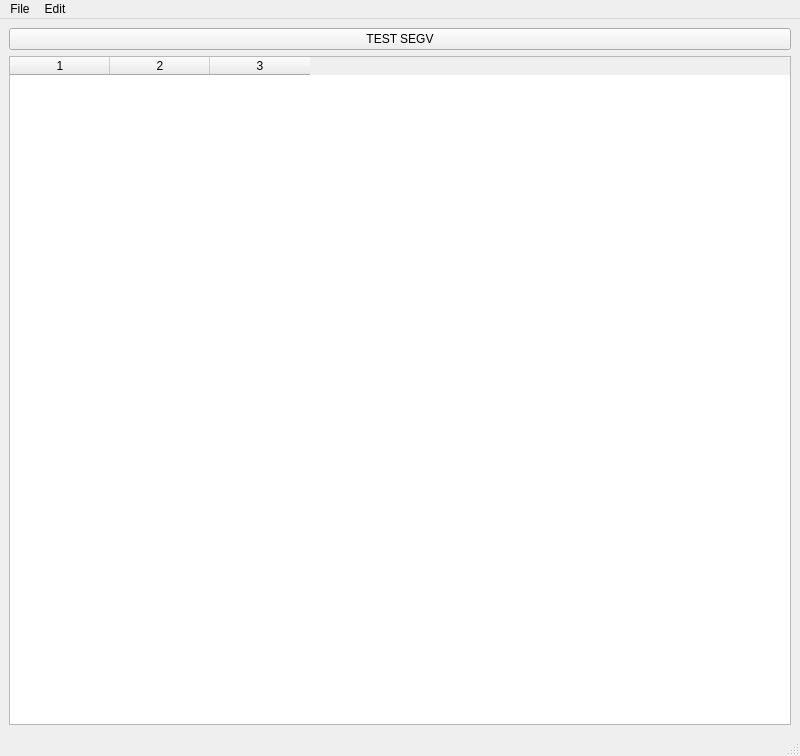
First picture: the form in ui/mainwindow.ui, repository AeroNotix/freepoint, before the edit.
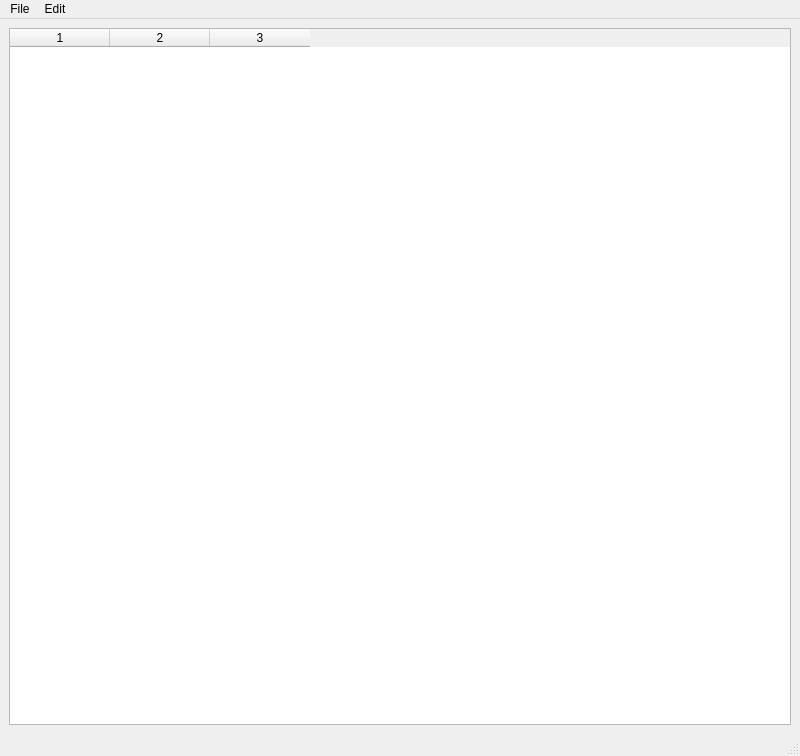
Second picture: the form after the edit. Icons and pictures are not drawn.

Commit message: Fixed segmentation fault due to uninitialized pointer during the construction of a QDialog window

Diff of the .ui file:
```diff
--- a/ui/mainwindow.ui
+++ b/ui/mainwindow.ui
@@ -19,7 +19,7 @@
   </property>
   <widget class="QWidget" name="centralwidget">
    <layout class="QGridLayout" name="gridLayout">
-    <item row="1" column="0">
+    <item row="0" column="0">
      <widget class="QTableWidget" name="tableWidget">
       <property name="columnCount">
        <number>3</number>
@@ -29,13 +29,6 @@
       <column/>
      </widget>
     </item>
-    <item row="0" column="0">
-     <widget class="QPushButton" name="pushButton">
-      <property name="text">
-       <string>TEST SEGV</string>
-      </property>
-     </widget>
-    </item>
    </layout>
   </widget>
   <widget class="QMenuBar" name="menubar">
```
Left out of the diff: 16 changed lines with no effect on the pictures. The commit also changes 7 other files.
